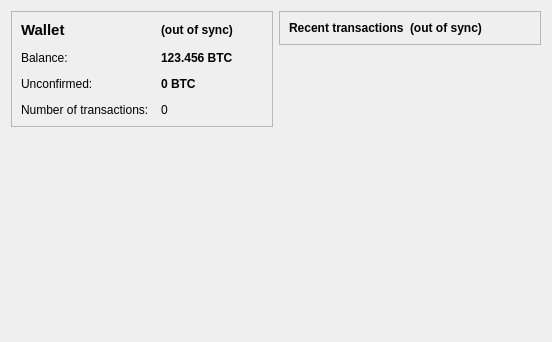
The window that src/qt/forms/overviewpage.ui (raffermeko/bitcoin) describes before a commit, drawn with Qt 5.
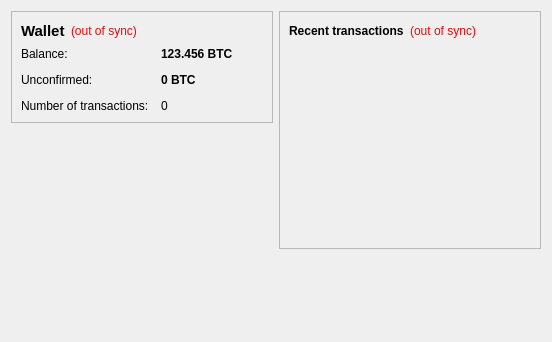
The same window after the commit.

Commit message:
Restore overviewpage (put transactions back within frame)
- Also, change "(out of sync)" to only red, instead of red and bold, which a bit more subtle
- Move label stylesheets to xml

```diff
--- a/src/qt/forms/overviewpage.ui
+++ b/src/qt/forms/overviewpage.ui
@@ -24,6 +24,55 @@
        <property name="frameShadow">
         <enum>QFrame::Raised</enum>
        </property>
+       <layout class="QVBoxLayout" name="verticalLayout_4">
+        <item>
+         <layout class="QHBoxLayout" name="horizontalLayout_4">
+          <item>
+           <widget class="QLabel" name="label_5">
+            <property name="font">
+             <font>
+              <pointsize>11</pointsize>
+              <weight>75</weight>
+              <bold>true</bold>
+             </font>
+            </property>
+            <property name="text">
+             <string>Wallet</string>
+            </property>
+           </widget>
+          </item>
+          <item>
+           <widget class="QLabel" name="labelWalletStatus">
+            <property name="toolTip">
+             <string>The displayed information may be out of date. Your wallet automatically synchronizes with the Bitcoin network after a connection is established, but this process has not completed yet.</string>
+            </property>
+            <property name="styleSheet">
+             <string notr="true">QLabel { color: red; }</string>
+            </property>
+            <property name="text">
+             <string notr="true">(out of sync)</string>
+            </property>
+            <property name="alignment">
+             <set>Qt::AlignLeading|Qt::AlignLeft|Qt::AlignVCenter</set>
+            </property>
+           </widget>
+          </item>
+          <item>
+           <spacer name="horizontalSpacer_2">
+            <property name="orientation">
+             <enum>Qt::Horizontal</enum>
+            </property>
+            <property name="sizeHint" stdset="0">
+             <size>
+              <width>40</width>
+              <height>20</height>
+             </size>
+            </property>
+           </spacer>
+          </item>
+         </layout>
+        </item>
+        <item>
        <layout class="QFormLayout" name="formLayout_2">
         <property name="fieldGrowthPolicy">
          <enum>QFormLayout::AllNonFixedFieldsGrow</enum>
@@ -35,43 +84,13 @@
          <number>12</number>
         </property>
         <item row="0" column="0">
-         <widget class="QLabel" name="label_5">
-          <property name="font">
-           <font>
-            <pointsize>11</pointsize>
-            <weight>75</weight>
-            <bold>true</bold>
-           </font>
-          </property>
-          <property name="text">
-           <string>Wallet</string>
-          </property>
-         </widget>
-        </item>
-        <item row="0" column="1">
-         <widget class="QLabel" name="labelWalletStatus">
-          <property name="font">
-           <font>
-            <weight>75</weight>
-            <bold>true</bold>
-           </font>
-          </property>
-          <property name="toolTip">
-           <string>The displayed information may be out of date. Your wallet automatically synchronizes with the Bitcoin network after a connection is established, but this process has not completed yet.</string>
-          </property>
-          <property name="text">
-           <string notr="true">(out of sync)</string>
-          </property>
-         </widget>
-        </item>
-        <item row="1" column="0">
          <widget class="QLabel" name="label">
           <property name="text">
            <string>Balance:</string>
           </property>
          </widget>
         </item>
-        <item row="1" column="1">
+          <item row="0" column="1">
          <widget class="QLabel" name="labelBalance">
           <property name="font">
            <font>
@@ -93,14 +112,14 @@
           </property>
          </widget>
         </item>
-        <item row="2" column="0">
+          <item row="1" column="0">
          <widget class="QLabel" name="label_3">
           <property name="text">
            <string>Unconfirmed:</string>
           </property>
          </widget>
         </item>
-        <item row="2" column="1">
+          <item row="1" column="1">
          <widget class="QLabel" name="labelUnconfirmed">
           <property name="font">
            <font>
@@ -122,14 +141,14 @@
           </property>
          </widget>
         </item>
-        <item row="3" column="0">
+          <item row="2" column="0">
          <widget class="QLabel" name="label_2">
           <property name="text">
            <string>Number of transactions:</string>
           </property>
          </widget>
         </item>
-        <item row="3" column="1">
+          <item row="2" column="1">
          <widget class="QLabel" name="labelNumTransactions">
           <property name="toolTip">
            <string>Total number of transactions in wallet</string>
@@ -140,6 +159,8 @@
          </widget>
         </item>
        </layout>
+        </item>
+       </layout>
       </widget>
      </item>
      <item>
@@ -167,32 +188,46 @@
        <property name="frameShadow">
         <enum>QFrame::Raised</enum>
        </property>
-       <layout class="QFormLayout" name="formLayout">
-        <item row="0" column="0">
+       <layout class="QVBoxLayout" name="verticalLayout">
+        <item>
+         <layout class="QHBoxLayout" name="horizontalLayout_2">
+          <item>
          <widget class="QLabel" name="label_4">
           <property name="text">
            <string>&lt;b&gt;Recent transactions&lt;/b&gt;</string>
           </property>
          </widget>
         </item>
-        <item row="0" column="1">
+          <item>
          <widget class="QLabel" name="labelTransactionsStatus">
-          <property name="font">
-           <font>
-            <weight>75</weight>
-            <bold>true</bold>
-           </font>
-          </property>
           <property name="toolTip">
            <string>The displayed information may be out of date. Your wallet automatically synchronizes with the Bitcoin network after a connection is established, but this process has not completed yet.</string>
           </property>
+            <property name="styleSheet">
+             <string notr="true">QLabel { color: red; }</string>
+            </property>
           <property name="text">
            <string notr="true">(out of sync)</string>
           </property>
-         </widget>
-        </item>
-       </layout>
-      </widget>
+            <property name="alignment">
+             <set>Qt::AlignRight|Qt::AlignTrailing|Qt::AlignVCenter</set>
+            </property>
+           </widget>
+          </item>
+          <item>
+           <spacer name="horizontalSpacer">
+            <property name="orientation">
+             <enum>Qt::Horizontal</enum>
+            </property>
+            <property name="sizeHint" stdset="0">
+             <size>
+              <width>40</width>
+              <height>20</height>
+             </size>
+            </property>
+           </spacer>
+          </item>
+         </layout>
      </item>
      <item>
       <widget class="QListView" name="listTransactions">
@@ -211,6 +246,9 @@
        <property name="selectionMode">
         <enum>QAbstractItemView::NoSelection</enum>
        </property>
+         </widget>
+        </item>
+       </layout>
       </widget>
      </item>
      <item>
```
Lines whose indentation alone changed are shown as unchanged. The commit also changes 1 other file.
